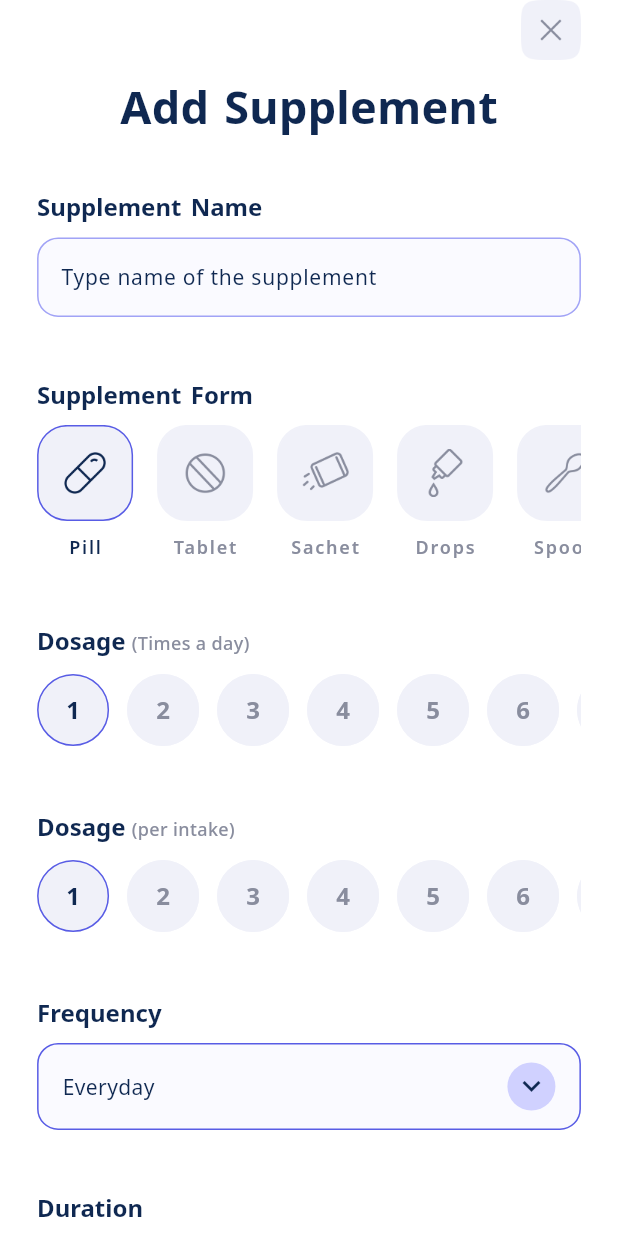
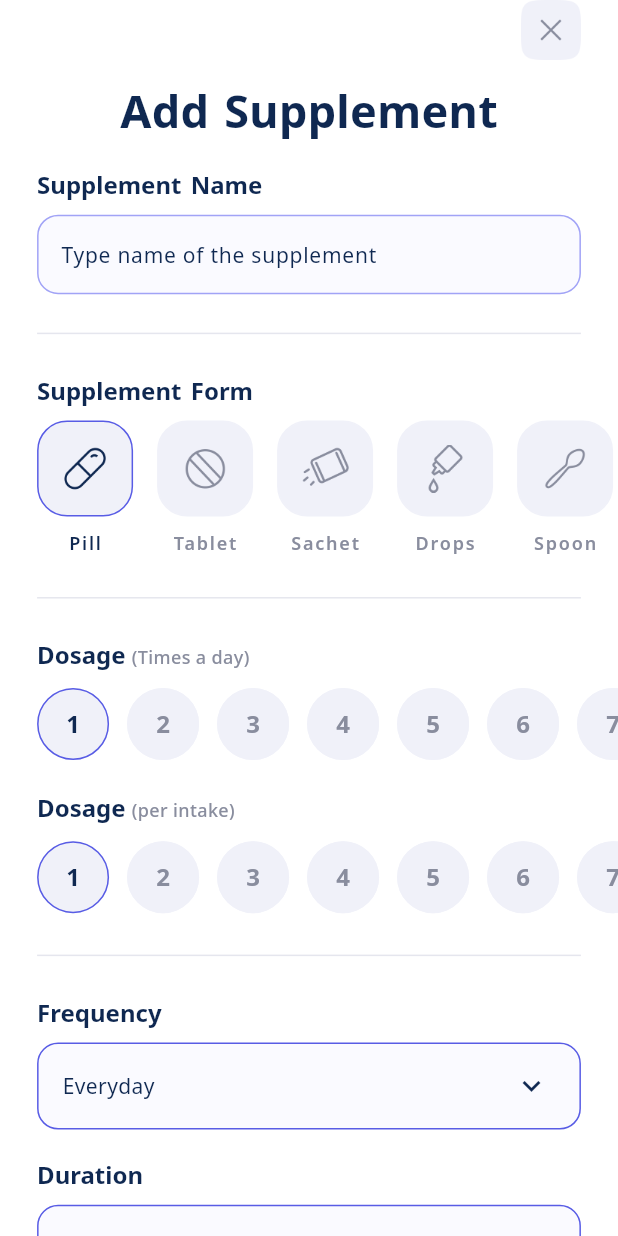
Before and after one commit to YugaJ7/OneLook, a Flutter app: the AddSupplementScreen screen opened by its route, on a phone screen of 412 x 824 dp. Run offline on Flutter 3.47's test engine with Material 3 defaults, Android fonts, the phone set to English and light mode, and no system bars; our stand-ins replace flutter_svg, get, google_fonts.

Commit message:
Refactor AddSupplementScreen and related components;

```diff
--- a/lib/components/widgets/common/circle_selector.dart
+++ b/lib/components/widgets/common/circle_selector.dart
@@ -14,10 +14,13 @@ class CircleSelector extends StatelessWidget {
 
   @override
   Widget build(BuildContext context) {
+    final width = MediaQuery.of(context).size.width;
     return SizedBox(
       height: 52,
       child: ListView.separated(
         scrollDirection: Axis.horizontal,
+        shrinkWrap: true,
+        padding: EdgeInsets.only(left: width * 0.06, right: width * 0.06),
         itemCount: 10,
         itemBuilder: (_, index) {
           final selected = index == selectedIndex;
@@ -30,13 +33,16 @@ class CircleSelector extends StatelessWidget {
                 decoration: BoxDecoration(
                   shape: BoxShape.circle,
                   border: Border.all(
-                      color: selected ? AppColors.purplePlum : AppColors.lilacPetalsDark),
+                      color: selected
+                          ? AppColors.purplePlum
+                          : AppColors.lilacPetalsDark),
                 ),
                 child: Center(
                   child: Text(
                     "${index + 1}",
                     style: TextStyles.withColor(
-                      textcolor: selected ? AppColors.deepBlue : AppColors.darkGrey,
+                      textcolor:
+                          selected ? AppColors.deepBlue : AppColors.darkGrey,
                     ).headline3,
                   ),
                 ),
--- a/lib/components/widgets/common/reminder_toggle_row.dart
+++ b/lib/components/widgets/common/reminder_toggle_row.dart
@@ -16,7 +16,7 @@ class ReminderToggleRow extends StatelessWidget {
   @override
   Widget build(BuildContext context) {
     return Obx(() => Padding(
-          padding: const EdgeInsets.symmetric(vertical: 16),
+          padding: const EdgeInsets.symmetric(vertical: 24),
           child: Row(
             mainAxisAlignment: MainAxisAlignment.spaceBetween,
             children: [
--- a/lib/components/widgets/dropdown/dropdown.dart
+++ b/lib/components/widgets/dropdown/dropdown.dart
@@ -51,7 +51,7 @@ class _CustomDropdownState extends State<CustomDropdown> {
                       Container(
                         padding: const EdgeInsets.all(4),
                         decoration: BoxDecoration(
-                          color: AppColors.violetLight,
+                          color: Colors.transparent,
                           shape: BoxShape.circle,
                         ),
                         child: Icon(Icons.keyboard_arrow_down, color: AppColors.deepBlue, size: 24),
--- a/lib/screens/home/add_supplement.dart
+++ b/lib/screens/home/add_supplement.dart
@@ -27,6 +27,10 @@ class AddSupplementScreen extends StatelessWidget {
       backgroundColor: Colors.white,
       body: SafeArea(
         child: SingleChildScrollView(
+          child: Column(
+            crossAxisAlignment: CrossAxisAlignment.start,
+            children: [
+              Padding(
                 padding: EdgeInsets.symmetric(horizontal: width * 0.06),
                 child: Column(
                   crossAxisAlignment: CrossAxisAlignment.start,
@@ -39,28 +43,36 @@ class AddSupplementScreen extends StatelessWidget {
                             width: 40, height: 40),
                       ),
                     ),
-              SizedBox(height: height * 0.014),
+                    SizedBox(height: height * 0.017),
                     Center(
                       child: Text("Add Supplement",
-                    style: TextStyles.withColor(textcolor: AppColors.deepBlue)
+                          style: TextStyles.withColor(
+                                  textcolor: AppColors.deepBlue)
                               .headline1),
                     ),
-              SizedBox(height: height * 0.024),
-
-              /// Supplement Name
+                    sectionSpacing(height),
                     sectionTitle("Supplement Name"),
                     CustomTextField(
                       hint: "Type name of the supplement",
                       controller: controller.textController,
                     ),
-              sectionSpacing(),
-
-              /// Supplement Form
+                    sectionSpacing(height),
+                    Divider(
+                      color: AppColors.lightGrey,
+                      thickness: 1,
+                    ),
+                    sectionSpacing(height),
                     sectionTitle("Supplement Form"),
+                  ],
+                ),
+              ),
               SizedBox(
                 height: 92,
                 child: ListView.separated(
                   scrollDirection: Axis.horizontal,
+                  shrinkWrap: true,
+                  padding:
+                      EdgeInsets.only(left: width * 0.06, right: width * 0.06),
                   itemCount: controller.supplementForms.length,
                   itemBuilder: (_, index) {
                     final item = controller.supplementForms[index];
@@ -75,46 +87,68 @@ class AddSupplementScreen extends StatelessWidget {
                   separatorBuilder: (_, __) => const SizedBox(width: 16),
                 ),
               ),
-              sectionSpacing(),
-
-              /// Dosage Times a Day
+              Padding(
+                padding: EdgeInsets.symmetric(horizontal: width * 0.06),
+                child: Column(
+                  crossAxisAlignment: CrossAxisAlignment.start,
+                  children: [
+                    sectionSpacing(height),
+                    Divider(
+                      color: AppColors.lightGrey,
+                      thickness: 1,
+                    ),
+                    sectionSpacing(height),
                     sectionTitleRich("Dosage ", "(Times a day)"),
+                  ],
+                ),
+              ),
               Obx(() => CircleSelector(
                     selectedIndex: controller.selectedDosageTimes.value - 1,
                     onSelect: (i) =>
                         controller.selectedDosageTimes.value = i + 1,
                   )),
-              sectionSpacing(),
-
-              /// Dosage per Intake
+              Padding(
+                padding: EdgeInsets.symmetric(horizontal: width * 0.06),
+                child: Column(
+                  crossAxisAlignment: CrossAxisAlignment.start,
+                  children: [
+                    sectionSpacing(height),
                     sectionTitleRich("Dosage ", "(per intake)"),
+                  ],
+                ),
+              ),
               Obx(() => CircleSelector(
                     selectedIndex: controller.selectedDosageAmount.value - 1,
                     onSelect: (i) =>
                         controller.selectedDosageAmount.value = i + 1,
                   )),
-              sectionSpacing(),
-
-              /// Frequency
+              Padding(
+                padding: EdgeInsets.symmetric(horizontal: width * 0.06),
+                child: Column(
+                  crossAxisAlignment: CrossAxisAlignment.start,
+                  children: [
+                    sectionSpacing(height),
+                    Divider(
+                      color: AppColors.lightGrey,
+                      thickness: 1,
+                    ),
+                    sectionSpacing(height),
                     sectionTitle("Frequency"),
                     CustomDropdown(
                       label: "Frequency",
                       options: controller.frequencyOptions,
                       selected: controller.selectedFrequency,
                     ),
-              sectionSpacing(),
-
-              /// Duration
+                    sectionSpacing(height),
                     sectionTitle("Duration"),
                     CustomDropdown(
                       label: "Duration",
                       options: controller.durationOptions,
                       selected: controller.selectedDuration,
-                onChanged: (val) => controller.updateDuration(context, val),
+                      onChanged: (val) =>
+                          controller.updateDuration(context, val),
                     ),
-              sectionSpacing(),
-
-              /// Time of Day
+                    sectionSpacing(height),
                     sectionTitle("Time of Day"),
                     SizedBox(
                       height: 92,
@@ -125,7 +159,8 @@ class AddSupplementScreen extends StatelessWidget {
                           final item = controller.timesOfDay[index];
                           return Obx(() {
                             final isSelected =
-                          controller.selectedTimeOption.value == item['label'];
+                                controller.selectedTimeOption.value ==
+                                    item['label'];
                             return FormOptionTile(
                               icon: item['icon']!,
                               label: item['label']!,
@@ -138,20 +173,28 @@ class AddSupplementScreen extends StatelessWidget {
                         separatorBuilder: (_, __) => const SizedBox(width: 16),
                       ),
                     ),
-              const SizedBox(height: 12),
+                    const SizedBox(height: 16),
                     CustomOutlinedButton(
                       text: "Add custom time",
                       onPressed: () {}, // TODO: handle custom time
                       textStyle: TextStyles.buttontext2,
                       buttonStyle: ButtonStyles.smallprimary,
                     ),
-              sectionSpacing(),
-
-              /// Meal Options
+                    sectionSpacing(height),
+                    Divider(
+                      color: AppColors.lightGrey,
+                      thickness: 1,
+                    ),
+                    sectionSpacing(height),
                     sectionTitle("Taking with meals"),
+                  ],
+                ),
+              ),
               SingleChildScrollView(
                 scrollDirection: Axis.horizontal,
-                child: Obx(() => Row(
+                child: Obx(() => Padding(
+                      padding: EdgeInsets.symmetric(horizontal: width * 0.06),
+                      child: Row(
                         children: controller.mealOptions.map((label) {
                           final isSelected =
                               controller.selectedMealOption.value == label;
@@ -165,23 +208,38 @@ class AddSupplementScreen extends StatelessWidget {
                             ),
                           );
                         }).toList(),
+                      ),
                     )),
               ),
-              sectionSpacing(),
-
-              /// Reminders
-              sectionTitle("Set Reminder"),
+              Padding(
+                padding: EdgeInsets.symmetric(horizontal: width * 0.06),
+                child: Column(
+                  crossAxisAlignment: CrossAxisAlignment.start,
+                  children: [
+                    sectionSpacing(height),
+                    sectionSpacing(height),
+                    Text("Set Reminder",
+                        style:
+                            TextStyles.withColor(textcolor: AppColors.deepBlue)
+                                .headline2),
+                    SizedBox(height: 8),
                     ReminderToggleRow(
                       label: "Before the scheduled time",
                       value: controller.isReminderBeforeTimeChecked,
+                    ),
+                    Divider(
+                      color: AppColors.lightGrey,
+                      thickness: 1,
                     ),
                     ReminderToggleRow(
                       label: "After the scheduled time",
                       value: controller.isReminderAfterTimeChecked,
                     ),
-              sectionSpacing(),
-
-              /// Submit Button
+                    Divider(
+                      color: AppColors.lightGrey,
+                      thickness: 1,
+                    ),
+                    sectionSpacing(height),
                     SizedBox(
                       height: 60,
                       width: double.infinity,
@@ -192,7 +250,10 @@ class AddSupplementScreen extends StatelessWidget {
                         onPressed: controller.submitSupplement,
                       ),
                     ),
-              const SizedBox(height: 24),
+                    sectionSpacing(height),
+                  ],
+                ),
+              ),
             ],
           ),
         ),
@@ -201,7 +262,7 @@ class AddSupplementScreen extends StatelessWidget {
   }
 
   Widget sectionTitle(String title) => Padding(
-        padding: const EdgeInsets.only(top: 16, bottom: 8),
+        padding: const EdgeInsets.only(bottom: 8),
         child: Text(
           title,
           style: TextStyles.withColor(textcolor: AppColors.deepBlue).headline3,
@@ -209,7 +270,7 @@ class AddSupplementScreen extends StatelessWidget {
       );
 
   Widget sectionTitleRich(String title, String subtitle) => Padding(
-        padding: const EdgeInsets.only(top: 16, bottom: 8),
+        padding: const EdgeInsets.only(bottom: 8),
         child: Text.rich(
           TextSpan(
             children: [
@@ -226,5 +287,5 @@ class AddSupplementScreen extends StatelessWidget {
         ),
       );
 
-  Widget sectionSpacing() => const SizedBox(height: 24);
+  Widget sectionSpacing(double height) => SizedBox(height: height * 0.022);
 }
```
Lines whose indentation alone changed are shown as unchanged.
